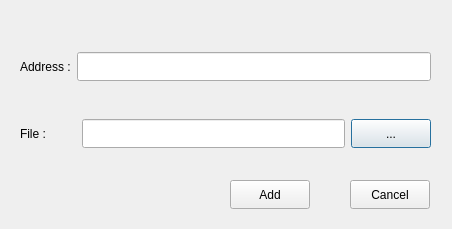
manox14/qtaria, file src/addnewdialog.ui: the form before one commit.
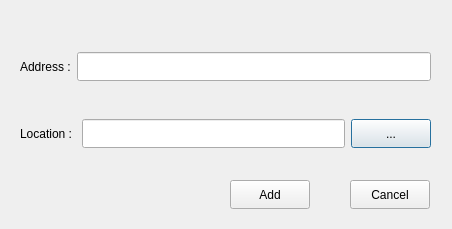
The form after the commit. Icons and pictures are not drawn.

Commit message: Added auto continue partially downloded files

The edit to the form file:
```diff
--- a/src/addnewdialog.ui
+++ b/src/addnewdialog.ui
@@ -77,7 +77,7 @@
          </size>
         </property>
         <property name="text">
-         <string>File :</string>
+         <string>Location :</string>
         </property>
        </widget>
       </item>
```
The commit also changes 1 other file.
